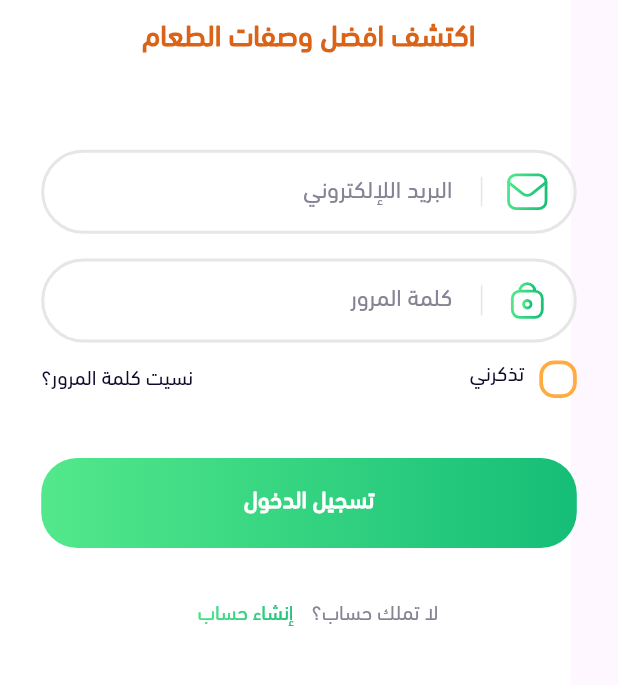
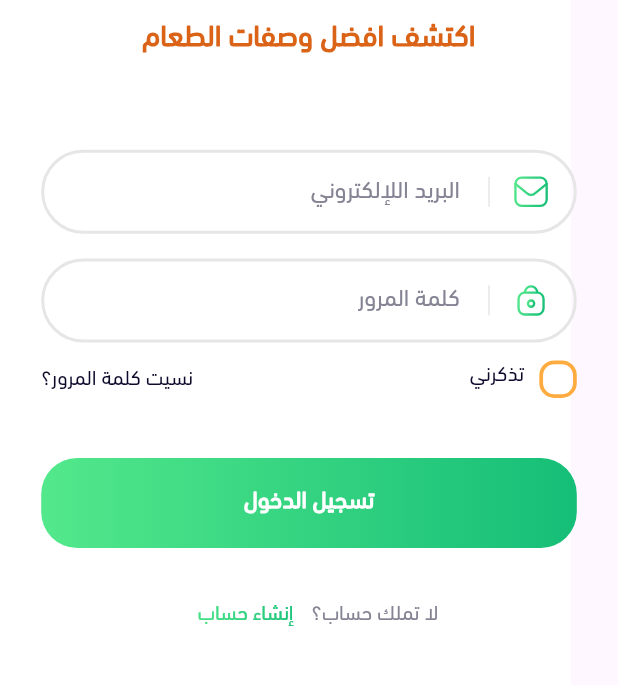
Before and after one commit to Salimer/cooking, a Flutter app: the screen it shows after launch, on a phone screen of 412 x 824 dp, the part 495-1180 px from its top. Run offline on Flutter 3.47's test engine with Material 3 defaults, Android fonts, the phone set to English and light mode, and no system bars; our stand-ins replace flutter_svg.

Commit message:
Update form_input_widget.dart

```diff
--- a/lib/features/auth/presentation/widgets/form_input_widget.dart
+++ b/lib/features/auth/presentation/widgets/form_input_widget.dart
@@ -71,7 +71,7 @@ class FormInputIcon extends StatelessWidget {
     return SvgPicture.asset(
       iconName,
       semanticsLabel: 'Email input icon',
-      width: 30,
+      width: 25,
     );
   }
 }
```
